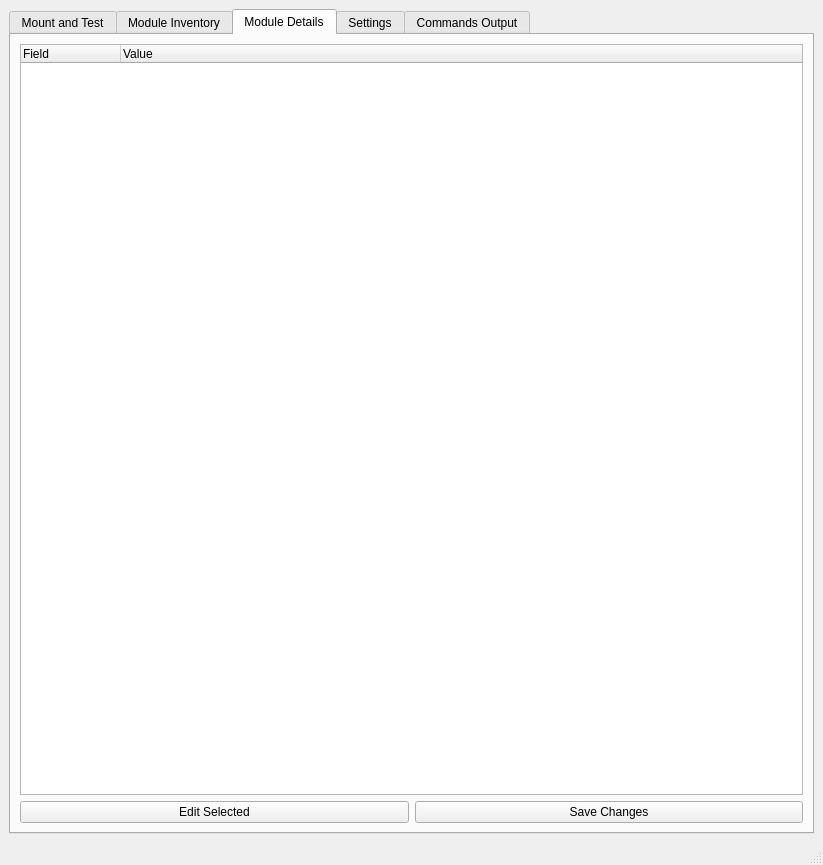
First picture: the form in ui/integration.ui, repository pisaoutertracker/integration_tools, before the edit.
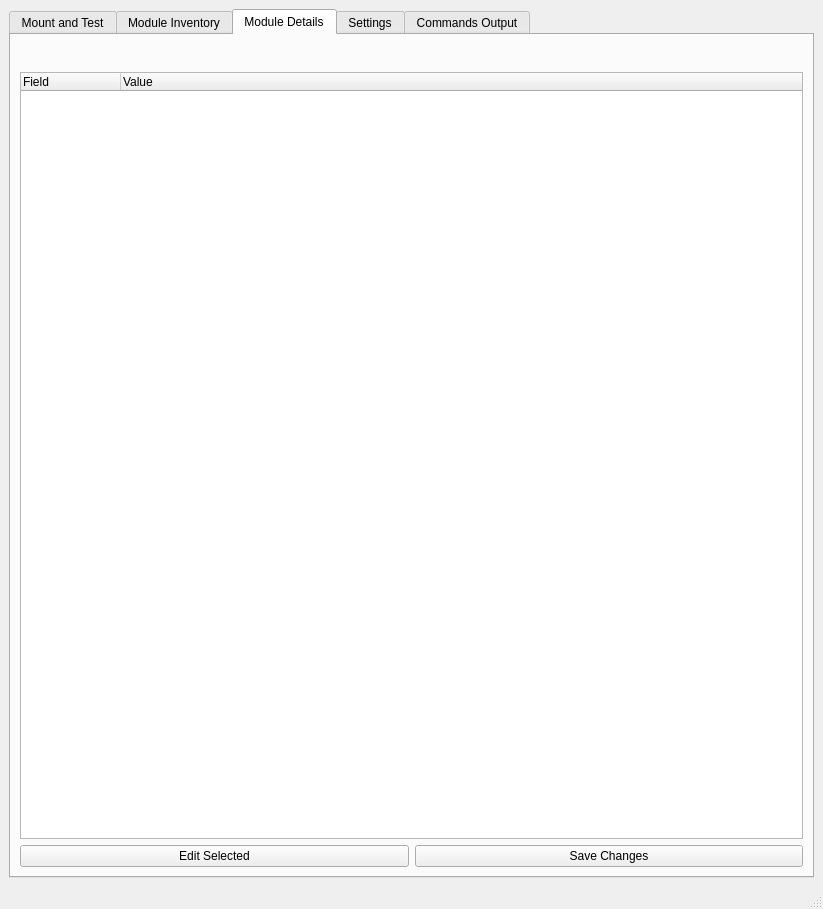
Second picture: the form after the edit. The open tabs and pages were chosen to show the change.

Commit message: remember last ring

Diff of the .ui file:
```diff
--- a/ui/integration.ui
+++ b/ui/integration.ui
@@ -7,7 +7,7 @@
     <x>0</x>
     <y>0</y>
     <width>823</width>
-    <height>865</height>
+    <height>909</height>
    </rect>
   </property>
   <property name="windowTitle">
@@ -868,6 +868,23 @@
         <string>Module Details</string>
        </attribute>
        <layout class="QVBoxLayout" name="verticalLayout_8">
+        <item>
+         <widget class="QLabel" name="moduleNameLabel">
+          <property name="font">
+           <font>
+            <pointsize>14</pointsize>
+            <weight>75</weight>
+            <bold>true</bold>
+           </font>
+          </property>
+          <property name="alignment">
+           <set>Qt::AlignCenter</set>
+          </property>
+          <property name="text">
+           <string/>
+          </property>
+         </widget>
+        </item>
         <item>
          <widget class="QTreeWidget" name="detailsTree">
           <property name="columnCount">
```
Left out of the diff: 4 changed lines with no effect on the pictures. The commit also changes 2 other files.
